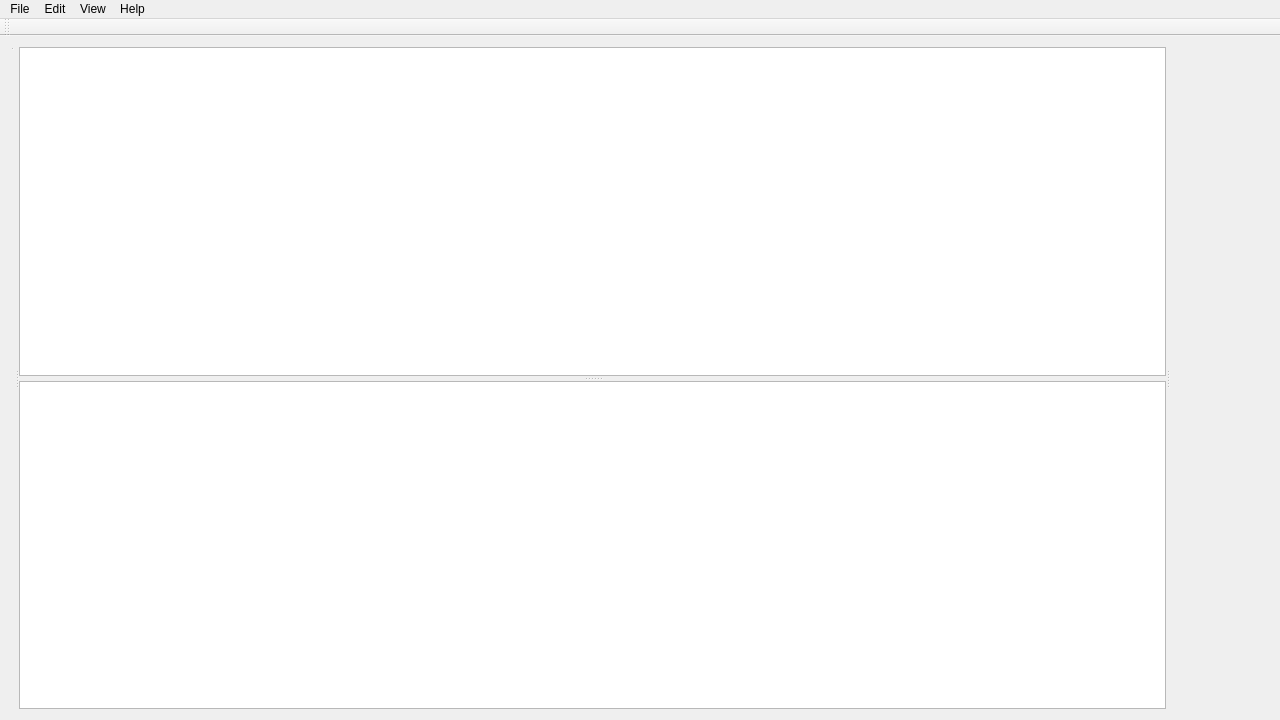
Old version of the form NAMSC_editor/NAMSC_editor.ui in the repository NAMSCdev/NAMSC.
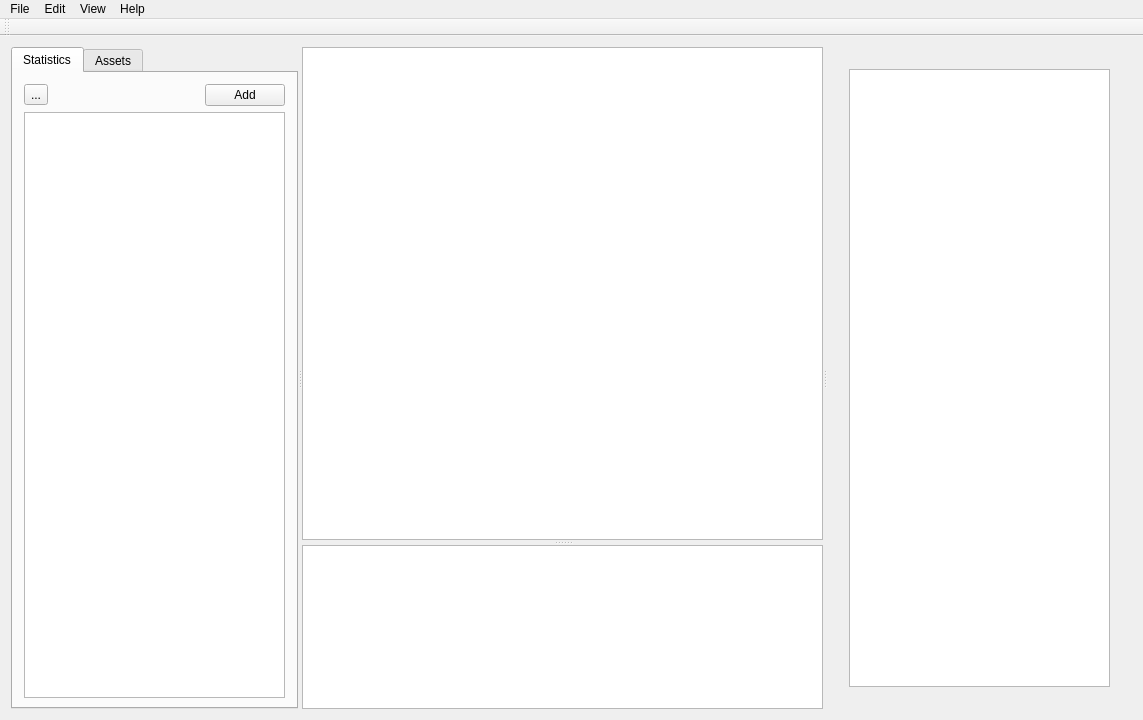
New version of the form. The open tabs and pages were chosen to show the change. Custom widgets are drawn as their Qt base class.

Commit message: Added sample catalog tree to left panel and fixed splitters

The edit to the form file:
```diff
--- a/NAMSC_editor/NAMSC_editor.ui
+++ b/NAMSC_editor/NAMSC_editor.ui
@@ -6,7 +6,7 @@
    <rect>
     <x>0</x>
     <y>0</y>
-    <width>1280</width>
+    <width>1143</width>
     <height>720</height>
    </rect>
   </property>
@@ -26,23 +26,213 @@
      <verstretch>0</verstretch>
     </sizepolicy>
    </property>
-   <layout class="QGridLayout" name="gridLayout_2">
-    <item row="0" column="0">
+   <layout class="QVBoxLayout" name="verticalLayout_13">
+    <item>
      <widget class="QSplitter" name="mainSplitter">
       <property name="orientation">
        <enum>Qt::Horizontal</enum>
       </property>
-      <widget class="QSplitter" name="leftPanel">
-       <property name="orientation">
-        <enum>Qt::Vertical</enum>
+      <widget class="QTabWidget" name="leftPanel">
+       <property name="sizePolicy">
+        <sizepolicy hsizetype="Expanding" vsizetype="Expanding">
+         <horstretch>1</horstretch>
+         <verstretch>0</verstretch>
+        </sizepolicy>
        </property>
-       <widget class="QStackedWidget" name="stackedWidget_2">
-        <widget class="QWidget" name="page_9"/>
-        <widget class="QWidget" name="page_10"/>
+       <property name="minimumSize">
+        <size>
+         <width>10</width>
+         <height>0</height>
+        </size>
+       </property>
+       <property name="currentIndex">
+        <number>1</number>
+       </property>
+       <widget class="QWidget" name="statisticsTab">
+        <property name="sizePolicy">
+         <sizepolicy hsizetype="Expanding" vsizetype="Expanding">
+          <horstretch>0</horstretch>
+          <verstretch>0</verstretch>
+         </sizepolicy>
+        </property>
+        <property name="minimumSize">
+         <size>
+          <width>10</width>
+          <height>0</height>
+         </size>
+        </property>
+        <attribute name="title">
+         <string>Statistics</string>
+        </attribute>
+        <layout class="QVBoxLayout" name="verticalLayout_9">
+         <property name="spacing">
+          <number>6</number>
+         </property>
+         <property name="bottomMargin">
+          <number>9</number>
+         </property>
+         <item>
+          <layout class="QHBoxLayout" name="statisticsHorizontalLayout">
+           <item>
+            <widget class="QToolButton" name="statisticsDottedButton">
+             <property name="text">
+              <string>...</string>
+             </property>
+            </widget>
+           </item>
+           <item>
+            <spacer name="statisticsButtonsSpacer">
+             <property name="orientation">
+              <enum>Qt::Horizontal</enum>
+             </property>
+             <property name="sizeHint" stdset="0">
+              <size>
+               <width>40</width>
+               <height>20</height>
+              </size>
+             </property>
+            </spacer>
+           </item>
+           <item>
+            <widget class="QPushButton" name="statisticsAddButton">
+             <property name="minimumSize">
+              <size>
+               <width>0</width>
+               <height>0</height>
+              </size>
+             </property>
+             <property name="text">
+              <string>Add</string>
+             </property>
+            </widget>
+           </item>
+          </layout>
+         </item>
+         <item>
+          <widget class="QTreeView" name="statisticsTree">
+           <property name="sizePolicy">
+            <sizepolicy hsizetype="Expanding" vsizetype="Expanding">
+             <horstretch>1</horstretch>
+             <verstretch>0</verstretch>
+            </sizepolicy>
+           </property>
+           <property name="minimumSize">
+            <size>
+             <width>1</width>
+             <height>0</height>
+            </size>
+           </property>
+          </widget>
+         </item>
+        </layout>
        </widget>
-       <widget class="QWidget" name="widget" native="true"/>
+       <widget class="QWidget" name="assetsTab">
+        <property name="sizePolicy">
+         <sizepolicy hsizetype="Expanding" vsizetype="Expanding">
+          <horstretch>0</horstretch>
+          <verstretch>0</verstretch>
+         </sizepolicy>
+        </property>
+        <property name="minimumSize">
+         <size>
+          <width>10</width>
+          <height>0</height>
+         </size>
+        </property>
+        <attribute name="title">
+         <string>Assets</string>
+        </attribute>
+        <layout class="QVBoxLayout" name="verticalLayout_12">
+         <item>
+          <widget class="QSplitter" name="assetsSplitter">
+           <property name="sizePolicy">
+            <sizepolicy hsizetype="Expanding" vsizetype="Expanding">
+             <horstretch>0</horstretch>
+             <verstretch>0</verstretch>
+            </sizepolicy>
+           </property>
+           <property name="minimumSize">
+            <size>
+             <width>1</width>
+             <height>0</height>
+            </size>
+           </property>
+           <property name="sizeIncrement">
+            <size>
+             <width>0</width>
+             <height>0</height>
+            </size>
+           </property>
+           <property name="baseSize">
+            <size>
+             <width>0</width>
+             <height>0</height>
+            </size>
+           </property>
+           <property name="orientation">
+            <enum>Qt::Vertical</enum>
+           </property>
+           <property name="opaqueResize">
+            <bool>true</bool>
+           </property>
+           <widget class="QTreeView" name="assetsTree">
+            <property name="sizePolicy">
+             <sizepolicy hsizetype="Expanding" vsizetype="Expanding">
+              <horstretch>0</horstretch>
+              <verstretch>4</verstretch>
+             </sizepolicy>
+            </property>
+            <property name="minimumSize">
+             <size>
+              <width>10</width>
+              <height>0</height>
+             </size>
+            </property>
+            <property name="contextMenuPolicy">
+             <enum>Qt::ActionsContextMenu</enum>
+            </property>
+            <property name="dragDropMode">
+             <enum>QAbstractItemView::DragOnly</enum>
+            </property>
+            <property name="selectionBehavior">
+             <enum>QAbstractItemView::SelectRows</enum>
+            </property>
+           </widget>
+           <widget class="Preview" name="assetsPreview">
+            <property name="sizePolicy">
+             <sizepolicy hsizetype="Expanding" vsizetype="Expanding">
+              <horstretch>0</horstretch>
+              <verstretch>2</verstretch>
+             </sizepolicy>
+            </property>
+            <property name="minimumSize">
+             <size>
+              <width>10</width>
+              <height>0</height>
+             </size>
+            </property>
+            <property name="acceptDrops">
+             <bool>true</bool>
+            </property>
+           </widget>
+          </widget>
+         </item>
+        </layout>
+       </widget>
       </widget>
       <widget class="QSplitter" name="middlePanel">
+       <property name="sizePolicy">
+        <sizepolicy hsizetype="Expanding" vsizetype="Expanding">
+         <horstretch>2</horstretch>
+         <verstretch>0</verstretch>
+        </sizepolicy>
+       </property>
+       <property name="minimumSize">
+        <size>
+         <width>1</width>
+         <height>1</height>
+        </size>
+       </property>
        <property name="orientation">
         <enum>Qt::Vertical</enum>
        </property>
@@ -53,6 +243,12 @@
         <property name="enabled">
          <bool>true</bool>
         </property>
+        <property name="sizePolicy">
+         <sizepolicy hsizetype="Expanding" vsizetype="Expanding">
+          <horstretch>0</horstretch>
+          <verstretch>3</verstretch>
+         </sizepolicy>
+        </property>
         <property name="currentIndex">
          <number>0</number>
         </property>
@@ -86,7 +282,16 @@
          </layout>
         </widget>
         <widget class="QWidget" name="sceneViewPage">
-         <layout class="QGridLayout" name="gridLayout_3">
+         <property name="sizePolicy">
+          <sizepolicy hsizetype="Expanding" vsizetype="Expanding">
+           <horstretch>0</horstretch>
+           <verstretch>1</verstretch>
+          </sizepolicy>
+         </property>
+         <layout class="QVBoxLayout" name="verticalLayout_10">
+          <property name="spacing">
+           <number>0</number>
+          </property>
           <property name="leftMargin">
            <number>0</number>
           </property>
@@ -99,11 +304,14 @@
           <property name="bottomMargin">
            <number>0</number>
           </property>
-          <property name="spacing">
-           <number>0</number>
-          </property>
-          <item row="0" column="0">
+          <item>
            <widget class="QGraphicsView" name="sceneView">
+            <property name="sizePolicy">
+             <sizepolicy hsizetype="Expanding" vsizetype="Expanding">
+              <horstretch>2</horstretch>
+              <verstretch>0</verstretch>
+             </sizepolicy>
+            </property>
             <property name="verticalScrollBarPolicy">
              <enum>Qt::ScrollBarAlwaysOff</enum>
             </property>
@@ -116,8 +324,23 @@
         </widget>
        </widget>
        <widget class="QStackedWidget" name="middlePanelEmmStack">
+        <property name="sizePolicy">
+         <sizepolicy hsizetype="Expanding" vsizetype="Expanding">
+          <horstretch>0</horstretch>
+          <verstretch>1</verstretch>
+         </sizepolicy>
+        </property>
         <widget class="QWidget" name="page_7">
-         <layout class="QGridLayout" name="gridLayout_4">
+         <property name="sizePolicy">
+          <sizepolicy hsizetype="Expanding" vsizetype="Expanding">
+           <horstretch>0</horstretch>
+           <verstretch>0</verstretch>
+          </sizepolicy>
+         </property>
+         <layout class="QVBoxLayout" name="verticalLayout_11">
+          <property name="spacing">
+           <number>0</number>
+          </property>
           <property name="leftMargin">
            <number>0</number>
           </property>
@@ -130,10 +353,7 @@
           <property name="bottomMargin">
            <number>0</number>
           </property>
-          <property name="spacing">
-           <number>0</number>
-          </property>
-          <item row="0" column="0">
+          <item>
            <widget class="QTextEdit" name="textEdit"/>
           </item>
          </layout>
@@ -141,18 +361,62 @@
         <widget class="QWidget" name="page_8"/>
        </widget>
       </widget>
-      <widget class="QWidget" name="verticalLayoutWidget_2">
-       <layout class="QVBoxLayout" name="rightPanel">
+      <widget class="QFrame" name="rightPaneI">
+       <property name="sizePolicy">
+        <sizepolicy hsizetype="Expanding" vsizetype="Expanding">
+         <horstretch>1</horstretch>
+         <verstretch>0</verstretch>
+        </sizepolicy>
+       </property>
+       <property name="minimumSize">
+        <size>
+         <width>1</width>
+         <height>1</height>
+        </size>
+       </property>
+       <layout class="QVBoxLayout" name="rightPanel" stretch="0">
         <property name="spacing">
          <number>0</number>
         </property>
         <item>
          <widget class="QStackedWidget" name="stackedWidget_3">
+          <property name="sizePolicy">
+           <sizepolicy hsizetype="Expanding" vsizetype="Expanding">
+            <horstretch>1</horstretch>
+            <verstretch>0</verstretch>
+           </sizepolicy>
+          </property>
           <property name="currentIndex">
            <number>0</number>
           </property>
-          <widget class="QWidget" name="page_5"/>
-          <widget class="QWidget" name="page_6"/>
+          <widget class="QWidget" name="page_5">
+           <property name="sizePolicy">
+            <sizepolicy hsizetype="Expanding" vsizetype="Expanding">
+             <horstretch>0</horstretch>
+             <verstretch>0</verstretch>
+            </sizepolicy>
+           </property>
+           <layout class="QVBoxLayout" name="verticalLayout_7">
+            <item>
+             <widget class="QPlainTextEdit" name="plainTextEdit">
+              <property name="sizePolicy">
+               <sizepolicy hsizetype="Expanding" vsizetype="Expanding">
+                <horstretch>1</horstretch>
+                <verstretch>0</verstretch>
+               </sizepolicy>
+              </property>
+             </widget>
+            </item>
+           </layout>
+          </widget>
+          <widget class="QWidget" name="page_6">
+           <property name="sizePolicy">
+            <sizepolicy hsizetype="Expanding" vsizetype="Expanding">
+             <horstretch>0</horstretch>
+             <verstretch>0</verstretch>
+            </sizepolicy>
+           </property>
+          </widget>
          </widget>
         </item>
        </layout>
@@ -166,7 +430,7 @@
     <rect>
      <x>0</x>
      <y>0</y>
-     <width>1280</width>
+     <width>1143</width>
      <height>22</height>
     </rect>
    </property>
@@ -226,6 +490,11 @@
    <extends>QGraphicsView</extends>
    <header>GraphView.h</header>
   </customwidget>
+  <customwidget>
+   <class>Preview</class>
+   <extends>QGraphicsView</extends>
+   <header>Preview.h</header>
+  </customwidget>
  </customwidgets>
  <resources>
   <include location="NAMSC_editor.qrc"/>
```
Left out of the diff: 27 changed lines with no effect on the pictures. The commit also changes 3 other files.
